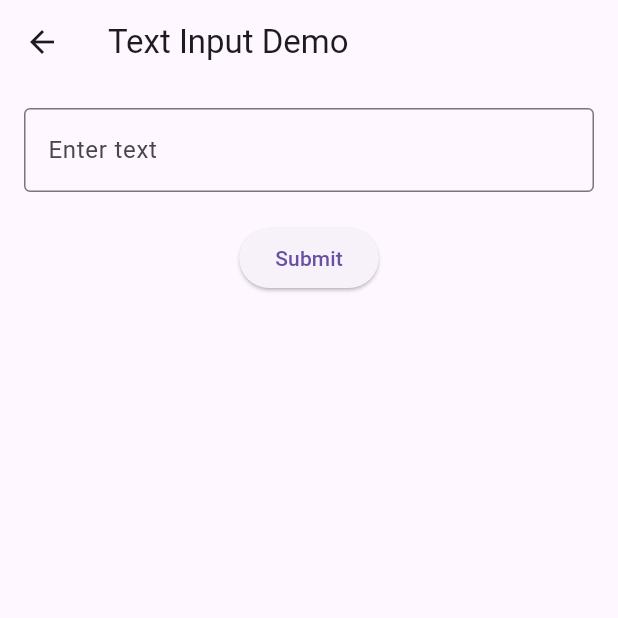
After one commit to rithamto/TFlite_flutter_demo, a Flutter app: the screen it shows after launch, after a tap on "Text classification", on a phone screen of 412 x 824 dp, the top half of it. The commit adds this screen. Run offline on Flutter 3.47's test engine with Material 3 defaults, Android fonts, the phone set to English and light mode, and no system bars; our stand-ins replace get, signature; missing offline and left inert: dart:ffi.

Commit message:
add text classification feature

```diff
--- a/lib/main_controller.dart
+++ b/lib/fashion_mnist/fashion_mnist_ctrl.dart
@@ -9,7 +9,7 @@ import 'package:get/get.dart';
 import 'package:signature/signature.dart';
 import 'package:tflite_flutter/tflite_flutter.dart';
 
-class MainController extends GetxController {
+class FashionMnistCtrl extends GetxController {
   final SignatureController signatureController = SignatureController(
     penStrokeWidth: 5,
     penColor: Colors.green,
--- a/lib/main.dart
+++ b/lib/main.dart
@@ -1,11 +1,14 @@
 import 'package:flutter/material.dart';
 import 'package:get/get.dart';
-import 'package:meedu_demo/main_controller.dart';
-import 'package:signature/signature.dart';
+import 'package:meedu_demo/fashion_mnist/fashion_mnist.dart';
+import 'package:meedu_demo/fashion_mnist/fashion_mnist_ctrl.dart';
+import 'package:meedu_demo/text_classification.dart/text_classification.dart';
+import 'package:meedu_demo/text_classification.dart/text_classification_ctrl.dart';
 
 void main() {
   WidgetsFlutterBinding.ensureInitialized();
-  Get.put(MainController());
+  Get.put(FashionMnistCtrl());
+  Get.put(TextClassificationController());
   runApp(const MyApp());
 }
 
@@ -32,38 +35,24 @@ class MyHomePage extends StatefulWidget {
 }
 
 class _MyHomePageState extends State<MyHomePage> {
-  final controller = Get.find<MainController>();
-
   @override
   Widget build(BuildContext context) {
     return Scaffold(
-      appBar: AppBar(
-        actions: [
-          IconButton.filled(
-            onPressed: () {
-              controller.signatureController.clear();
-            },
-            icon: const Icon(
-              Icons.replay,
-              color: Colors.white,
-            ),
-          )
-        ],
-      ),
-      floatingActionButton: FloatingActionButton(
-        onPressed: () {
-          controller.solve();
-        },
-        child: const Icon(Icons.rule_rounded),
-      ),
       body: Center(
         child: Column(
           mainAxisAlignment: MainAxisAlignment.center,
           children: [
-            Signature(
-              controller: controller.signatureController,
-              height: Get.width,
-              backgroundColor: Colors.black,
+            ElevatedButton(
+              onPressed: () {
+                Get.to(const FashionMnist());
+              },
+              child: const Text('FashionMnist'),
+            ),
+            ElevatedButton(
+              onPressed: () {
+                Get.to(const TextClassification());
+              },
+              child: const Text('Text classification'),
             ),
           ],
         ),
--- /dev/null
+++ b/lib/text_classification.dart/text_classification.dart
@@ -0,0 +1,45 @@
+import 'package:flutter/material.dart';
+import 'package:get/get.dart';
+import 'package:meedu_demo/text_classification.dart/text_classification_ctrl.dart';
+
+class TextClassification extends StatefulWidget {
+  const TextClassification({super.key});
+
+  @override
+  State<TextClassification> createState() => _TextClassificationState();
+}
+
+class _TextClassificationState extends State<TextClassification> {
+  final controller = Get.find<TextClassificationController>();
+
+  @override
+  Widget build(BuildContext context) {
+    return Scaffold(
+      appBar: AppBar(
+        title: const Text('Text Input Demo'),
+      ),
+      body: Padding(
+        padding: const EdgeInsets.all(16.0),
+        child: Column(
+          children: [
+            TextField(
+              controller: controller.txtCtrler,
+              decoration: const InputDecoration(
+                labelText: 'Enter text',
+                border: OutlineInputBorder(),
+              ),
+            ),
+            const SizedBox(height: 20),
+            ElevatedButton(
+              onPressed: () {
+                controller.solve();
+              },
+              child: const Text('Submit'),
+            ),
+
+          ],
+        ),
+      ),
+    );
+  }
+}
--- /dev/null
+++ b/lib/text_classification.dart/text_classification_ctrl.dart
@@ -0,0 +1,34 @@
+import 'package:flutter/material.dart';
+import 'package:get/get.dart';
+import 'package:tflite_flutter/tflite_flutter.dart';
+
+class TextClassificationController extends GetxController {
+  late Interpreter interpreter;
+  final txtCtrler = TextEditingController();
+  var output = List.generate(1, (_) => List.generate(1, (_) => 0.0));
+  final result = 0.1.obs;
+
+  @override
+  Future<void> onInit() async {
+    interpreter = await Interpreter.fromAsset(
+      'assets/models/text_classification_model.tflite',
+    );
+    print(
+        "${interpreter.getInputTensor(0).shape} okela ${interpreter.getOutputTensor(0).shape}");
+    super.onInit();
+  }
+
+  solve() {
+    var rawInput = txtCtrler.text.codeUnits.map((e) => e.toDouble()).toList();
+    var input = List.generate(1, (_) => List.generate(1, (_) => rawInput[0]));
+    interpreter.run(input, output);
+    result.value = output[0][0];
+    Get.showSnackbar(
+      GetSnackBar(
+        title: 'Result',
+        message: 'The result is: ${output[0][0].toStringAsFixed(0)}',
+        duration: const Duration(seconds: 3),
+      ),
+    );
+  }
+}
--- a/pubspec.yaml
+++ b/pubspec.yaml
@@ -29,3 +29,4 @@ flutter:
     - assets/models/2.tflite
     - assets/models/model.tflite
     - assets/models/fashion_mnist_model.tflite
+    - assets/models/text_classification_model.tflite
```
Also changed, not shown: lib/fashion_mnist/fashion_mnist.dart (added, +51 -0 lines), 1 other file.
